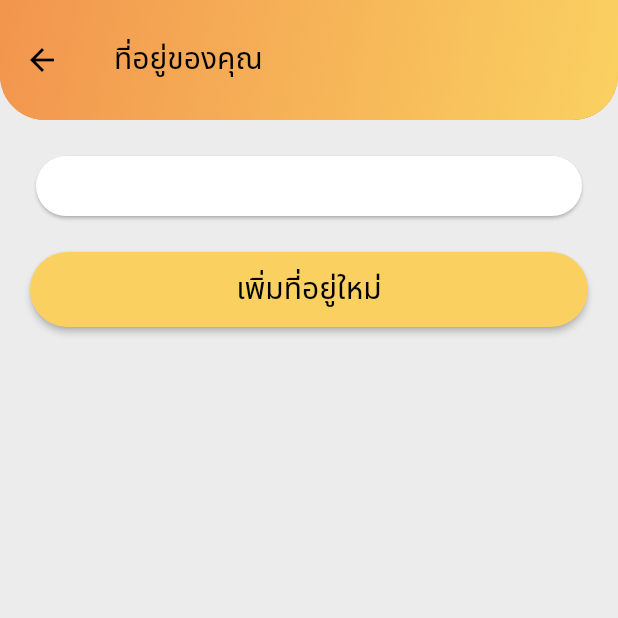
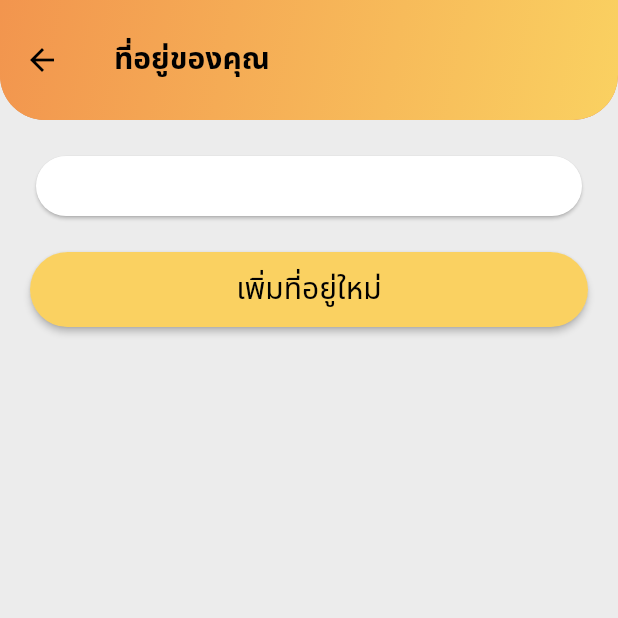
Before and after one commit to Kantaponruj/cd_seniorproject_merchant, a Flutter app: the AddressPage screen opened directly, on a phone screen of 412 x 824 dp, the top half of it. Run offline on Flutter 3.47's test engine with Material 2 defaults, Android fonts, the phone set to English and light mode, and no system bars; our stand-ins replace auto_size_text, cloud_firestore, firebase_auth, firebase_core, firebase_messaging, flutter_icons and 5 more; missing offline and left inert: bottom_indicator_bar_fork; accounts and stored records are empty.

Commit message:
Update UI

```diff
--- a/lib/component/bottomBar.dart
+++ b/lib/component/bottomBar.dart
@@ -28,18 +28,21 @@ class _State extends State<BottomBar> {
     BottomIndicatorNavigationBarItem(
       icon: Icon(
         Icons.store_outlined,
+        color: CollectionsColors.orange,
       ),
       label: 'ร้านค้า',
     ),
     BottomIndicatorNavigationBarItem(
       icon: Icon(
         Icons.list_alt_outlined,
+        color: CollectionsColors.orange,
       ),
       label: 'คำสั่งซื้อ',
     ),
     BottomIndicatorNavigationBarItem(
       icon: Icon(
         Icons.restaurant_menu_outlined,
+        color: CollectionsColors.orange,
       ),
       label: 'รายการอาหาร',
     ),
@@ -112,7 +115,6 @@ class _State extends State<BottomBar> {
         activeColor: CollectionsColors.orange,
         inactiveColor: Colors.grey,
         indicatorColor: CollectionsColors.orange,
-
       ),
     );
   }
--- a/lib/component/mainAppBar.dart
+++ b/lib/component/mainAppBar.dart
@@ -81,7 +81,7 @@ class _MainAppbarState extends State<MainAppbar> {
       padding: EdgeInsets.only(left: 10),
       child: Text(
         widget.appBarTitle,
-        style: FontCollection.topicTextStyle,
+        style: FontCollection.topicBoldTextStyle,
       ),
     );
   }
--- a/lib/component/roundAppBar.dart
+++ b/lib/component/roundAppBar.dart
@@ -33,7 +33,7 @@ class _RoundedAppBarState extends State<RoundedAppBar> {
           //   icon: Icon(Icons.arrow_back_ios_outlined, color: CollectionsColors.white),
           //   onPressed: () => Navigator.of(context).pop(),
           // ),
-          title: Text(widget.appBarTittle, style: FontCollection.appbarTextStyle,),
+          title: Text(widget.appBarTittle, style: FontCollection.topicBoldTextStyle,),
           toolbarHeight: 100,
           flexibleSpace: Container(
             decoration: BoxDecoration(
```
